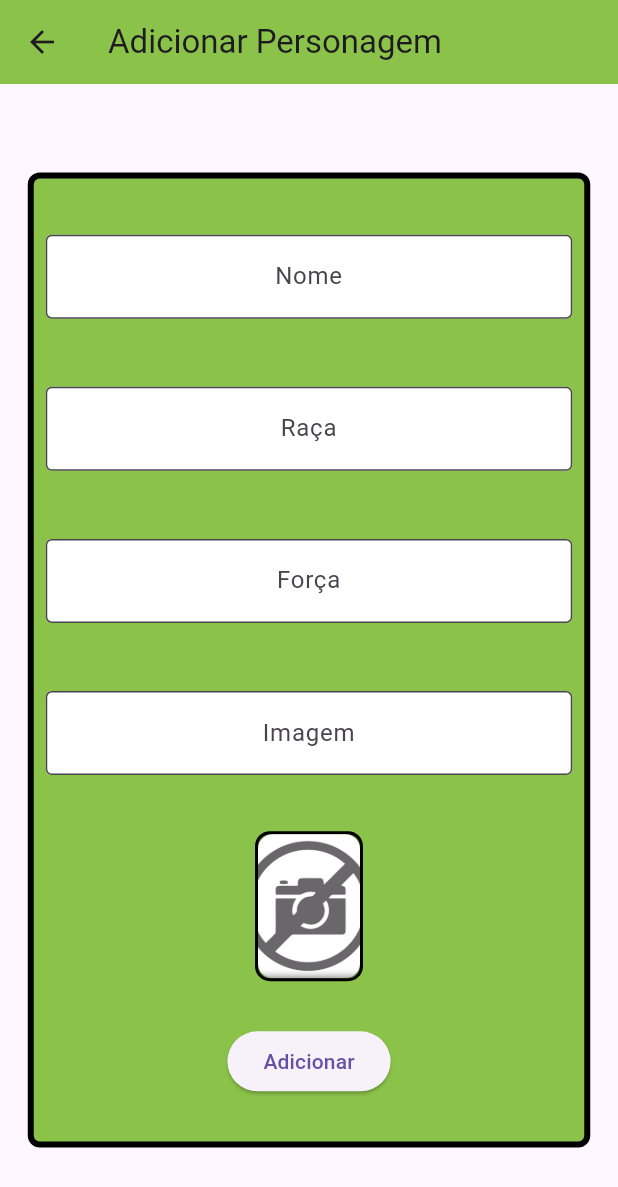
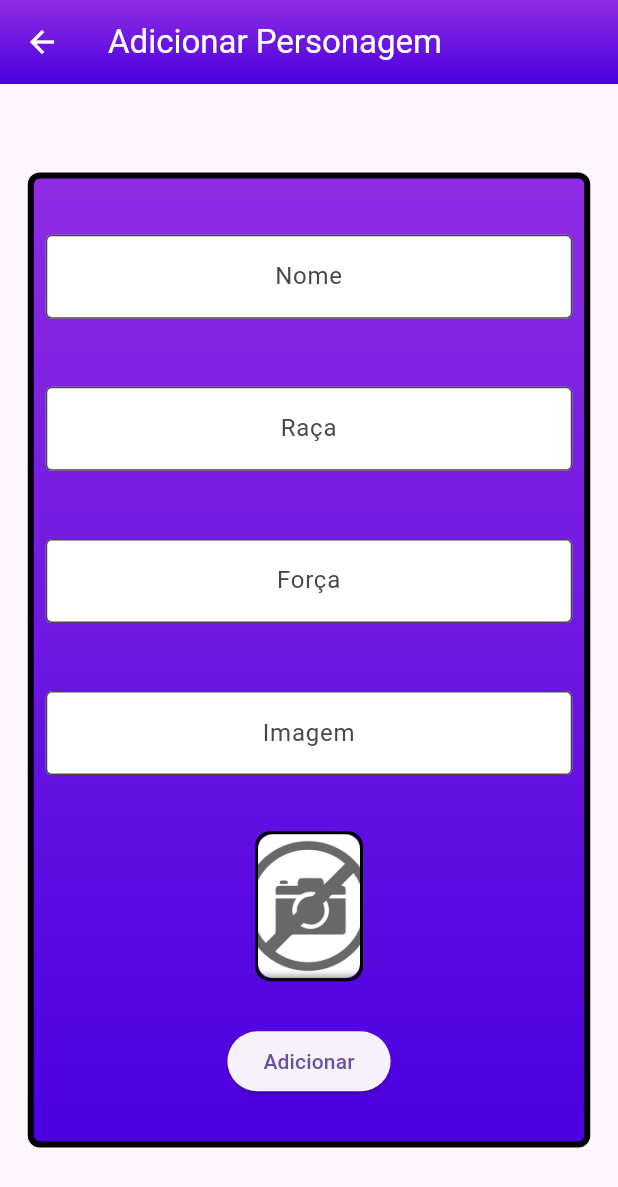
Before and after one commit to rennan-dev/app-flutter, a Flutter app: the FormScreen screen opened directly with empty values, on a phone screen of 412 x 824 dp. Shown: the top 1187 px of the screen. Run offline on Flutter 3.47's test engine with Material 3 defaults, Android fonts, the phone set to English and light mode, and no system bars; our stand-ins replace logger, shared_preferences; missing offline and left inert: http_interceptor; accounts and stored records are empty; network calls fail; statements that could not run were skipped.

Commit message:
feat: projeto finalizado

```diff
--- a/projeto/lib/screens/form_screen/form_screen.dart
+++ b/projeto/lib/screens/form_screen/form_screen.dart
@@ -77,12 +77,24 @@ class _FormScreenState extends State<FormScreen> {
       key: _formKey,
       child: Scaffold(
         appBar: AppBar(
+          iconTheme: const IconThemeData(
+            color: Colors.white,
+          ),
           title: Text(
+            style: const TextStyle(color: Colors.white),
             widget.personagem == null
                 ? 'Adicionar Personagem'
                 : 'Editar Personagem',
           ),
-          backgroundColor: Colors.lightGreen,
+          flexibleSpace: Container(
+            decoration: const BoxDecoration(
+              gradient: LinearGradient(
+                colors: [Color(0xFF8E2DE2), Color(0xFF4A00E0)],
+                begin: Alignment.topCenter,
+                end: Alignment.bottomCenter,
+              ),
+            ),
+          ),
         ),
         body: Center(
           child: SingleChildScrollView(
@@ -90,7 +102,11 @@ class _FormScreenState extends State<FormScreen> {
               height: 650,
               width: 375,
               decoration: BoxDecoration(
-                color: Colors.lightGreen,
+                gradient: const LinearGradient(
+                  colors: [Color(0xFF8E2DE2), Color(0xFF4A00E0)],
+                  begin: Alignment.topCenter,
+                  end: Alignment.bottomCenter,
+                ),
                 borderRadius: BorderRadius.circular(8),
                 border: Border.all(width: 4),
               ),
--- a/projeto/lib/screens/initial_screen/widgets/personagem.dart
+++ b/projeto/lib/screens/initial_screen/widgets/personagem.dart
@@ -67,7 +67,7 @@ class _PersonagemState extends State<Personagem> {
       child: Stack(
         children: [
           Container(
-            decoration: BoxDecoration(borderRadius: BorderRadius.circular(4), color: Colors.lightGreen,), height: 140, ),
+            decoration: BoxDecoration(borderRadius: BorderRadius.circular(4), color: const Color(0xFF4A00E0)), height: 140, ),
           Column(
             children: [
               Container(
@@ -104,7 +104,7 @@ class _PersonagemState extends State<Personagem> {
                           });
                         }, style: ElevatedButton.styleFrom(
                           minimumSize: const Size(40, 40),
-                          backgroundColor: Colors.green,
+                          backgroundColor: const Color(0xFF8E2DE2),
                           shape: const CircleBorder(),
                         ),
                           child: const Icon(Icons.arrow_drop_up_outlined, color: Colors.white),
@@ -122,7 +122,7 @@ class _PersonagemState extends State<Personagem> {
                             });
                           }, style: ElevatedButton.styleFrom(
                             minimumSize: const Size(40, 40),
-                            backgroundColor: Colors.green,
+                            backgroundColor: const Color(0xFF8E2DE2),
                             shape: const CircleBorder(),
                           ),
                           child: const Icon(Icons.arrow_drop_down_outlined, color: Colors.white),
```
Also changed, not shown: projeto/lib/screens/cadastro_screen/cadastro_screen.dart (+5 -12 lines), projeto/lib/screens/initial_screen/initial_screen.dart (+15 -4 lines), projeto/lib/screens/login_screen/login_screen.dart (+0 -12 lines), projeto/lib/services/auth_service.dart (+0 -20 lines), 1 other file.
